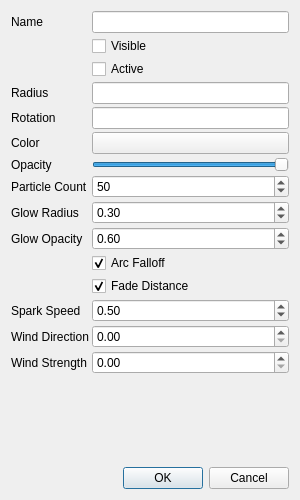
Qt form DMHelper/src/battledialogeffectsettingssparks.ui (MMetze/DMHelper) before a commit.
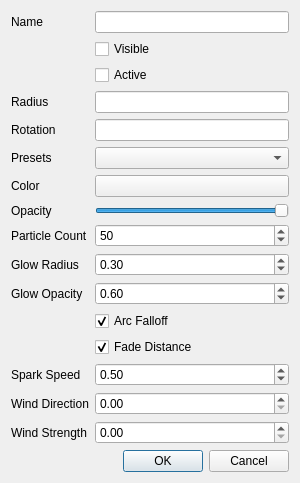
The same form after that commit. Icons and pictures are not drawn. Custom widgets are drawn as their Qt base class.

Patch:
```diff
--- a/DMHelper/src/battledialogeffectsettingssparks.ui
+++ b/DMHelper/src/battledialogeffectsettingssparks.ui
@@ -7,7 +7,7 @@
     <x>0</x>
     <y>0</y>
     <width>300</width>
-    <height>500</height>
+    <height>474</height>
    </rect>
   </property>
   <property name="windowTitle">
@@ -19,12 +19,6 @@
   <layout class="QVBoxLayout" name="verticalLayout">
    <item>
     <layout class="QFormLayout" name="formLayout">
-     <property name="horizontalSpacing">
-      <number>3</number>
-     </property>
-     <property name="verticalSpacing">
-      <number>3</number>
-     </property>
      <item row="0" column="0">
       <widget class="QLabel" name="lblName">
        <property name="text">
@@ -102,13 +96,23 @@
       </widget>
      </item>
      <item row="5" column="0">
+      <widget class="QLabel" name="lblPresets">
+       <property name="text">
+        <string>Presets</string>
+       </property>
+      </widget>
+     </item>
+     <item row="5" column="1">
+      <widget class="QComboBox" name="cmbPresets"/>
+     </item>
+     <item row="6" column="0">
       <widget class="QLabel" name="lblColor">
        <property name="text">
         <string>Color</string>
        </property>
       </widget>
      </item>
-     <item row="5" column="1">
+     <item row="6" column="1">
       <widget class="ColorPushButton" name="btnColor">
        <property name="toolTip">
         <string>Spark color</string>
@@ -118,14 +122,14 @@
        </property>
       </widget>
      </item>
-     <item row="6" column="0">
+     <item row="7" column="0">
       <widget class="QLabel" name="lblOpacity">
        <property name="text">
         <string>Opacity</string>
        </property>
       </widget>
      </item>
-     <item row="6" column="1">
+     <item row="7" column="1">
       <widget class="QSlider" name="sliderOpacity">
        <property name="maximum">
         <number>255</number>
@@ -138,14 +142,14 @@
        </property>
       </widget>
      </item>
-     <item row="7" column="0">
+     <item row="8" column="0">
       <widget class="QLabel" name="lblParticleCount">
        <property name="text">
         <string>Particle Count</string>
        </property>
       </widget>
      </item>
-     <item row="7" column="1">
+     <item row="8" column="1">
       <widget class="QSpinBox" name="spinParticleCount">
        <property name="toolTip">
         <string>Number of spark particles</string>
@@ -164,14 +168,14 @@
        </property>
       </widget>
      </item>
-     <item row="8" column="0">
+     <item row="9" column="0">
       <widget class="QLabel" name="lblGlowRadius">
        <property name="text">
         <string>Glow Radius</string>
        </property>
       </widget>
      </item>
-     <item row="8" column="1">
+     <item row="9" column="1">
       <widget class="QDoubleSpinBox" name="spinGlowRadius">
        <property name="toolTip">
         <string>Size of each spark's glow</string>
@@ -190,14 +194,14 @@
        </property>
       </widget>
      </item>
-     <item row="9" column="0">
+     <item row="10" column="0">
       <widget class="QLabel" name="lblGlowOpacity">
        <property name="text">
         <string>Glow Opacity</string>
        </property>
       </widget>
      </item>
-     <item row="9" column="1">
+     <item row="10" column="1">
       <widget class="QDoubleSpinBox" name="spinGlowOpacity">
        <property name="toolTip">
         <string>Brightness of the glow</string>
@@ -216,14 +220,14 @@
        </property>
       </widget>
      </item>
-     <item row="10" column="0">
+     <item row="11" column="0">
       <widget class="QLabel" name="lblArcFalloff">
        <property name="text">
         <string/>
        </property>
       </widget>
      </item>
-     <item row="10" column="1">
+     <item row="11" column="1">
       <widget class="QCheckBox" name="chkArcFalloff">
        <property name="toolTip">
         <string>Gravity arc (sparks fall back down)</string>
@@ -236,14 +240,14 @@
        </property>
       </widget>
      </item>
-     <item row="11" column="0">
+     <item row="12" column="0">
       <widget class="QLabel" name="lblFadeDistance">
        <property name="text">
         <string/>
        </property>
       </widget>
      </item>
-     <item row="11" column="1">
+     <item row="12" column="1">
       <widget class="QCheckBox" name="chkFadeDistance">
        <property name="toolTip">
         <string>Fade particles over distance/lifetime</string>
@@ -256,14 +260,14 @@
        </property>
       </widget>
      </item>
-     <item row="12" column="0">
+     <item row="13" column="0">
       <widget class="QLabel" name="lblSparkSpeed">
        <property name="text">
         <string>Spark Speed</string>
        </property>
       </widget>
      </item>
-     <item row="12" column="1">
+     <item row="13" column="1">
       <widget class="QDoubleSpinBox" name="spinSparkSpeed">
        <property name="toolTip">
         <string>Speed of spark movement</string>
@@ -282,14 +286,14 @@
        </property>
       </widget>
      </item>
-     <item row="13" column="0">
+     <item row="14" column="0">
       <widget class="QLabel" name="lblWindDirection">
        <property name="text">
         <string>Wind Direction</string>
        </property>
       </widget>
      </item>
-     <item row="13" column="1">
+     <item row="14" column="1">
       <widget class="QDoubleSpinBox" name="spinWindDirection">
        <property name="toolTip">
         <string>Wind direction in degrees</string>
@@ -305,14 +309,14 @@
        </property>
       </widget>
      </item>
-     <item row="14" column="0">
+     <item row="15" column="0">
       <widget class="QLabel" name="lblWindStrength">
        <property name="text">
         <string>Wind Strength</string>
        </property>
       </widget>
      </item>
-     <item row="14" column="1">
+     <item row="15" column="1">
       <widget class="QDoubleSpinBox" name="spinWindStrength">
        <property name="toolTip">
         <string>Wind speed</string>
```
Left out of the diff: 22 changed lines with no effect on the pictures.
